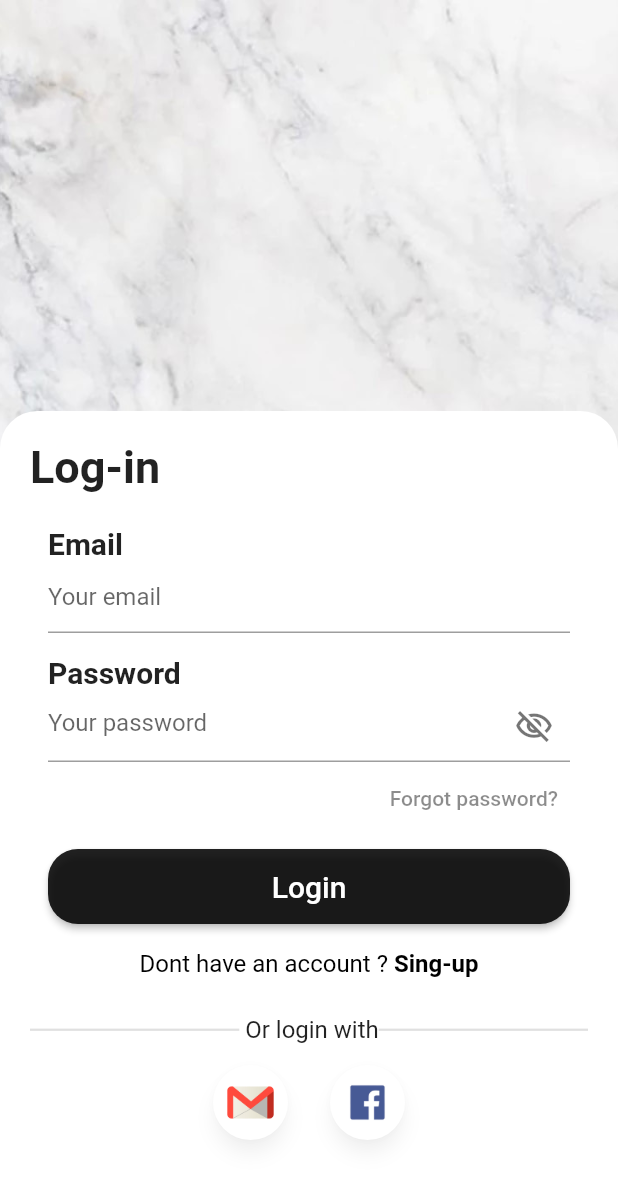
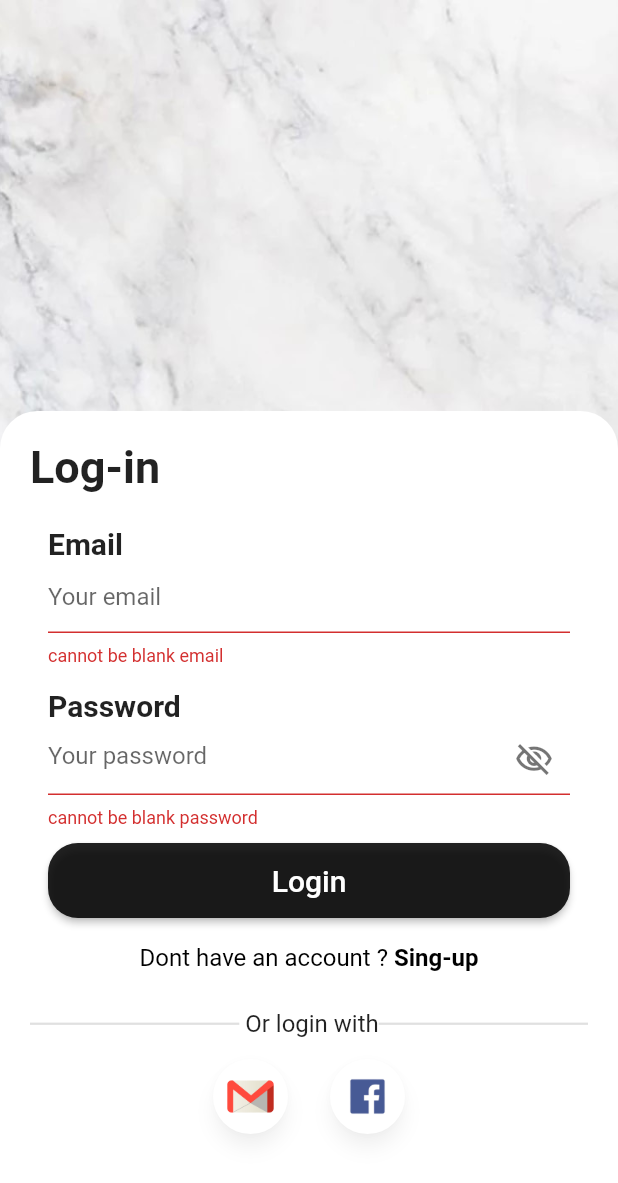
Before and after one commit to rahmat999ht/login-firebase, a Flutter app: the screen it shows after launch, after a tap on "Login", on a phone screen of 412 x 824 dp. Shown: the top 1183 px of the screen. Run offline on Flutter 3.47's test engine with Material 2 defaults, Android fonts, the phone set to English and light mode, and no system bars; our stand-ins replace firebase_auth, firebase_core, get, google_fonts; accounts and stored records are empty; network calls fail; Roboto replaces fonts that are missing (Almendra).

Commit message:
upload dicoding

```diff
--- a/lib/app/controllers/auth_controller.dart
+++ b/lib/app/controllers/auth_controller.dart
@@ -28,8 +28,25 @@ class AuthController extends GetxController {
     } on FirebaseAuthException catch (e) {
       if (e.code == 'user-not-found') {
         log('no user found for that email');
+        Get.defaultDialog(
+          title: 'Info',
+          middleText: 'Akun email anda belum terdaftar',
+          onConfirm: () {
+            Get.back(); // close dialog
+          },
+          textConfirm: 'Ya',
+        );
       } else if (e.code == 'wrong-password') {
         log('Wrong password provided for that user');
+        Get.defaultDialog(
+          title: 'Info',
+          middleText:
+              'Akun email anda sudah terdaftar, namun password yang ada masukkan salah',
+          onConfirm: () {
+            Get.back(); // close dialog
+          },
+          textConfirm: 'Ya',
+        );
       }
     }
   }
@@ -42,14 +59,14 @@ class AuthController extends GetxController {
       );
       await myUser.user!.sendEmailVerification();
       Get.defaultDialog(
-        title: 'Verify email',
+        title: 'Info',
         middleText:
-            'Kami telah mengirimkan verifikasi ke $email, \n harap verifikasi untuk melanjutkan',
+            'Akun anda berhasil di daftarkan, silahkan melakukan login !!!',
         onConfirm: () {
           Get.back(); // close dialog
           Get.back(); // back to login
         },
-        textConfirm: 'Ya saya akan mengeceknya',
+        textConfirm: 'Ya',
       );
     } on FirebaseAuthException catch (e) {
       if (e.code == 'email-already-in-use') {
--- a/lib/app/modules/authentication/login/controllers/login_controller.dart
+++ b/lib/app/modules/authentication/login/controllers/login_controller.dart
@@ -38,7 +38,7 @@ class LoginController extends GetxController {
 
   String? validEmail(String? value) {
     if (value!.isEmpty) {
-      return 'Please a Enter';
+      return 'cannot be blank email';
     }
     if (!RegExp("^[a-zA-Z0-9+_.-]+@[a-zA-Z0-9.-]+.[a-z]").hasMatch(value)) {
       return 'Please a valid Email';
@@ -48,7 +48,7 @@ class LoginController extends GetxController {
 
   String? validPass(String? value) {
     if (value != null) {
-      return 'Please re-enter password';
+      return 'cannot be blank password';
     } else if (value!.length > 3) {
       return 'Please password min 6 character';
     }
--- a/lib/app/modules/authentication/login/views/login_view.dart
+++ b/lib/app/modules/authentication/login/views/login_view.dart
@@ -1,8 +1,8 @@
 import 'package:flutter/material.dart';
 import 'package:get/get.dart';
+
 import '../../../../routes/app_pages.dart';
 import '../../../../shared/widgets/button/button_primary_custom.dart';
-import '../../../../shared/widgets/button/text_button_custom.dart';
 import '../../../../shared/widgets/form/text_field_custom.dart';
 import '../../../../shared/widgets/stack/stack.dart';
 import '../../../../shared/widgets/title/title.dart';
@@ -37,7 +37,7 @@ class LoginView extends GetView<LoginController> {
                           hint: 'Your email',
                           controller: controller.emailCL,
                           keyboardType: TextInputType.emailAddress,
-                          // validator: controller.validEmail,
+                          validator: controller.validEmail,
                         ),
                         const SizedBox(
                           height: 15,
@@ -59,15 +59,15 @@ class LoginView extends GetView<LoginController> {
                                 color: Colors.black54,
                               ),
                             ),
-                            // validator: controller.validPass,
+                            validator: controller.validPass,
                           ),
                         ),
-                        TextButtonCustom(
-                          text: 'Forgot password?',
-                          onPressed: () {
-                            Get.toNamed(Routes.FORGOT_PASSWORD);
-                          },
-                        ),
+                        // TextButtonCustom(
+                        //   text: 'Forgot password?',
+                        //   onPressed: () {
+                        //     Get.toNamed(Routes.FORGOT_PASSWORD);
+                        //   },
+                        // ),
                         const SizedBox(
                           height: 10,
                         ),
```
Also changed, not shown: lib/app/modules/authentication/register/controllers/register_controller.dart (+16 -16 lines), lib/app/modules/authentication/register/views/register_view.dart (+7 -10 lines).
